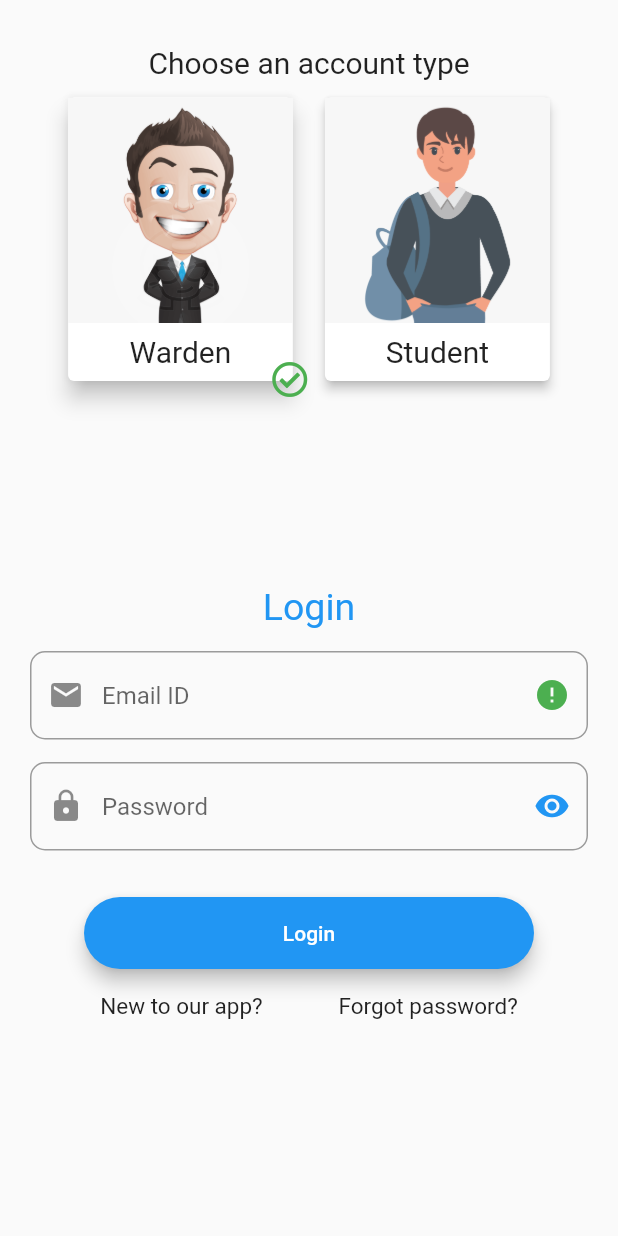
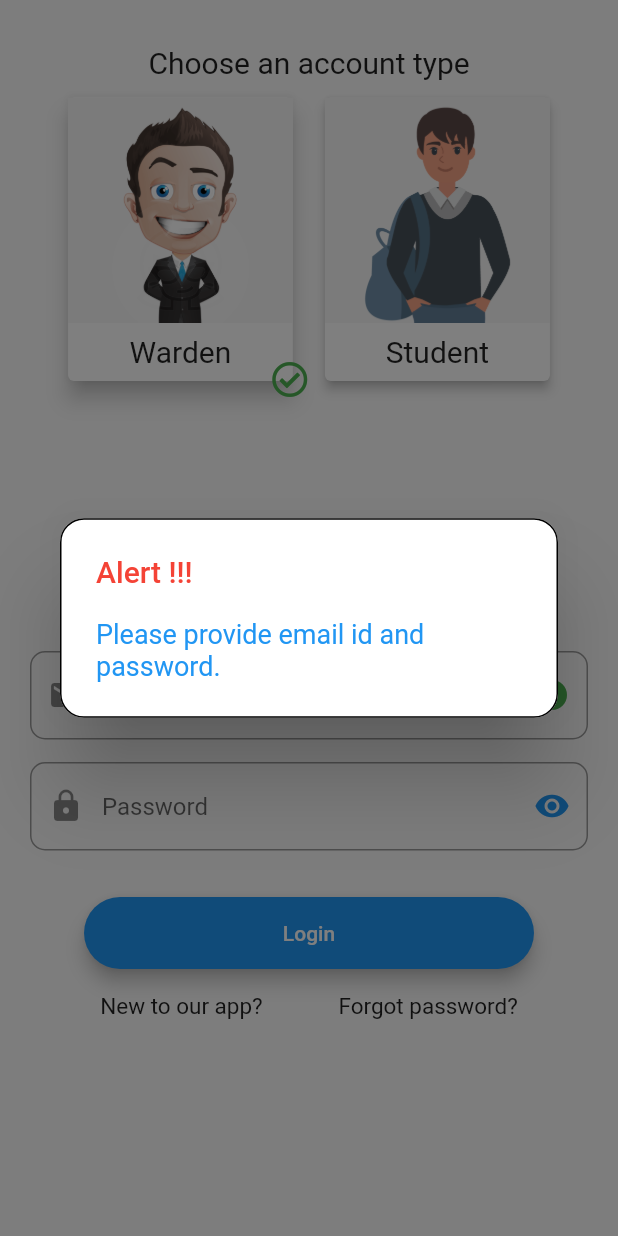
Before and after one commit to mandeep1999/vitcomplaint, a Flutter app: the screen it shows after launch, after a tap on "Warden", after a tap on "Login", on a phone screen of 412 x 824 dp. Run offline on Flutter 3.47's test engine with Material 2 defaults, Android fonts, the phone set to English and light mode, and no system bars; our stand-ins replace animated_text_kit, cloud_firestore, firebase_auth, font_awesome_flutter; accounts and stored records are empty; Roboto replaces fonts that are missing (Pacifico).

Commit message:
showError

```diff
--- a/lib/auth/auth.dart
+++ b/lib/auth/auth.dart
@@ -1,45 +1,46 @@
 import 'package:firebase_auth/firebase_auth.dart';
 import 'package:cloud_firestore/cloud_firestore.dart';
 
-abstract class BaseAuth{
-  Future<String> signIn(String email, String password);
-  Future<String> signUp(String email, String password,bool warden);
+abstract class BaseAuth {
+  Future<String> signIn(String email, String password,bool warden);
+  Future<String> signUp(String email, String password, bool warden);
   Future<void> signOut();
 }
-class Auth implements BaseAuth{
+
+class Auth implements BaseAuth {
   String errorMessage;
   FirebaseUser user;
   final Firestore _firestore = Firestore.instance;
   final FirebaseAuth _firebaseAuth = FirebaseAuth.instance;
   @override
-  Future<String> signUp(String email, String password,bool warden)async {
+  Future<String> signUp(String email, String password, bool warden) async {
     print('signup');
     errorMessage = null;
-    try{
-    AuthResult result = await _firebaseAuth.createUserWithEmailAndPassword(email: email, password: password);
+    try {
+      AuthResult result = await _firebaseAuth.createUserWithEmailAndPassword(
+          email: email, password: password);
       user = result.user;
-      if(warden == true){
+      if (warden == true) {
         await user.sendEmailVerification();
-        setAdmin(warden,email);
+        setAdmin(warden, email);
+      } else {
+        await user.sendEmailVerification();
+        setAdmin(warden, email);
       }
-      else {
-        await user.sendEmailVerification();
-        setAdmin(warden,email);
-      }
-    }
-    catch(error){
-      switch(error.code){
+    } catch (error) {
+      print(error.code);
+      switch (error.code) {
+        case "ERROR_EMAIL_ALREADY_IN_USE":
+          errorMessage = "Email is already in use.";
+          break;
+        case "ERROR_WEAK_PASSWORD":
+          errorMessage = "Your password is weak.";
+          break;
+        case "ERROR_NETWORK_REQUEST_FAILED":
+          errorMessage = "Please check your internet connection.";
+          break;
         case "ERROR_INVALID_EMAIL":
-          errorMessage = "Your email address appears to be malformed.";
-          break;
-        case "ERROR_WRONG_PASSWORD":
-          errorMessage = "Your password is wrong.";
-          break;
-        case "ERROR_USER_NOT_FOUND":
-          errorMessage = "User with this email doesn't exist.";
-          break;
-        case "ERROR_USER_DISABLED":
-          errorMessage = "User with this email has been disabled.";
+          errorMessage = "You have given invalid email id.";
           break;
         case "ERROR_TOO_MANY_REQUESTS":
           errorMessage = "Too many requests. Try again later.";
@@ -48,27 +49,28 @@ class Auth implements BaseAuth{
           errorMessage = "Signing in with Email and Password is not enabled.";
           break;
         default:
-          errorMessage = "Error happened.";
+          errorMessage = "Something went wrong.";
       }
     }
     if (errorMessage != null) {
-      return Future.error(errorMessage);
+      return errorMessage;
     }
 
     return user.uid;
   }
 
   @override
-  Future<String> signIn(String email, String password)async {
+  Future<String> signIn(String email, String password, bool warden) async {
     print('sign in');
+    bool adminResult;
     errorMessage = null;
-    try{
-      AuthResult result = await _firebaseAuth.signInWithEmailAndPassword(email: email, password: password);
+    try {
+      AuthResult result = await _firebaseAuth.signInWithEmailAndPassword(
+          email: email, password: password);
       user = result.user;
-    }
-    catch(error){
+    } catch (error) {
       print(error.code);
-      switch(error.code){
+      switch (error.code) {
         case "ERROR_INVALID_EMAIL":
           errorMessage = "Your email address appears to be malformed.";
           break;
@@ -93,55 +95,71 @@ class Auth implements BaseAuth{
     }
     if (errorMessage != null) {
       print('failure');
-      return Future.error(errorMessage);
+      return errorMessage;
     }
-    if(user.isEmailVerified){
+    if (user.isEmailVerified) {
       print('success');
-      await checkAdmin();
+      if (warden == true) {
+        adminResult = await checkAdmin();
+        if (adminResult == false) {
+          await signOut();
+          errorMessage = "You are not a warden.";
+          return errorMessage;
+        }
+      }
+      if(warden == false){
+        adminResult = await checkAdmin();
+        if(adminResult == true){
+          await signOut();
+          errorMessage = "You are not a student.";
+          return errorMessage;
+        }
+      }
+      return user.uid;
     }
     return null;
   }
+
   @override
-  Future<void> signOut()async {
+  Future<void> signOut() async {
     _firebaseAuth.signOut();
   }
-  Future<void> resetPassword(String email)async{
+
+  Future<void> resetPassword(String email) async {
     await _firebaseAuth.sendPasswordResetEmail(email: email);
   }
-  Future<void> setAdmin(bool warden,String email) async {
+
+  Future<void> setAdmin(bool warden, String email) async {
     if (warden == false) {
       String first = email.substring(0, email.indexOf('.'));
-      String last = email.substring(
-          email.indexOf('.') + 1, email.indexOf('@') - 4);
+      String last =
+          email.substring(email.indexOf('.') + 1, email.indexOf('@') - 4);
       String year = email.substring(email.indexOf('@') - 4, email.indexOf('@'));
-      await _firestore
-          .collection("profiles")
-          .document(user.email)
-          .setData({
+      await _firestore.collection("profiles").document(user.email).setData({
         'email': user.email,
         'warden': warden,
         'first': first,
         'last': last,
         'year': year
       });
-    }
-    else {
+    } else {
       await _firestore
           .collection("profiles")
           .document(user.email)
           .setData({'email': user.email, 'warden': warden});
     }
   }
-  Future<void> checkAdmin() async {
+
+  Future<bool> checkAdmin() async {
     final items = await _firestore.collection('profiles').getDocuments();
     for (var message in items.documents) {
       if (message.data['email'] == user.email) {
         bool warden = message.data['warden'];
-        if(warden == false){
-          await signOut();
-          print('Sign out');
+        if (warden == false) {
+          return false;
         }
       }
     }
+    return true;
   }
 }
--- a/lib/screens/welcome_screen.dart
+++ b/lib/screens/welcome_screen.dart
@@ -3,6 +3,7 @@ import 'package:flutter/material.dart';
 import 'package:vitcomplaint/widgets/welcome_card.dart';
 import 'package:vitcomplaint/widgets/rounded_button.dart';
 import 'package:vitcomplaint/auth/auth.dart';
+import 'package:animated_text_kit/animated_text_kit.dart';
 
 class WelcomeScreen extends StatefulWidget {
   static final String id = 'welcome_screen';
@@ -15,10 +16,17 @@ class _WelcomeScreenState extends State<WelcomeScreen>
   Auth auth = new Auth();
   String email;
   String password;
-  bool enableButton = true, obscureCode = true, obscurePassword = true,invalidEmail = false;
+  String errorMessage;
+  bool enableButton = true,
+      obscureCode = true,
+      obscurePassword = true,
+      invalidEmail = false,
+      loading = false;
   String secretCode = 'randompassword';
-  TextEditingController textEditingControllerEmail = new TextEditingController();
-  TextEditingController textEditingControllerPassword = new TextEditingController();
+  TextEditingController textEditingControllerEmail =
+      new TextEditingController();
+  TextEditingController textEditingControllerPassword =
+      new TextEditingController();
   AnimationController controller;
   void startAnimation() {
     controller = AnimationController(
@@ -32,6 +40,51 @@ class _WelcomeScreenState extends State<WelcomeScreen>
     });
   }
 
+  void showError(String errorMessage) {
+    showGeneralDialog(
+        barrierColor: Colors.black.withOpacity(0.5),
+        transitionBuilder: (context, a1, a2, widget) {
+          return Transform.scale(
+            scale: a1.value,
+            child: Opacity(
+              opacity: a1.value,
+              child: AlertDialog(
+                shape: OutlineInputBorder(
+                    borderRadius: BorderRadius.circular(16.0)),
+                title: Text(
+                  'Alert !!!',
+                  style: TextStyle(color: Colors.red),
+                ),
+                content: TyperAnimatedTextKit(
+                    speed: Duration(milliseconds: 100),
+                    onTap: () {
+                      print("Tap Event");
+                    },
+                    text: [
+                      errorMessage,
+                    ],
+                    textStyle: TextStyle(
+                      color: Colors.blue,
+                      fontSize: 18.0,
+                      fontFamily: 'Pacifico',
+                    ),
+                    textAlign: TextAlign.start,
+                    alignment:
+                        AlignmentDirectional.topStart // or Alignment.topLeft
+                    ),
+              ),
+            ),
+          );
+        },
+        transitionDuration: Duration(milliseconds: 200),
+        barrierDismissible: true,
+        barrierLabel: '',
+        context: context,
+        pageBuilder: (context, animation1, animation2) {
+          return;
+        });
+  }
+
   bool warden, student, details, newLogin = false;
   @override
   void initState() {
@@ -42,7 +95,7 @@ class _WelcomeScreenState extends State<WelcomeScreen>
     details = false;
   }
 
-  void enableCard(val) {
+  void enableCard(val){
     setState(() {
       if (val == 1) {
         warden = true;
@@ -59,19 +112,21 @@ class _WelcomeScreenState extends State<WelcomeScreen>
       }
     });
   }
-  void validateEmail(){
-    if(email != null){
-    String domain = email.substring(email.indexOf('@')+1);
-    if(domain.toLowerCase() == 'vitstudent.ac.in' || domain.toLowerCase() == 'vit.ac.in' ){
+
+  void validateEmail() {
+    if (email != null) {
+      String domain = email.substring(email.indexOf('@') + 1);
+      if (domain.toLowerCase() == 'vitstudent.ac.in' ||
+          domain.toLowerCase() == 'vit.ac.in') {
         setState(() {
           invalidEmail = false;
         });
-    }
-    else{
+      } else {
         setState(() {
           invalidEmail = true;
         });
-    }}
+      }
+    }
   }
 
   @override
@@ -139,7 +194,8 @@ class _WelcomeScreenState extends State<WelcomeScreen>
                               ),
                               Text(
                                 newLogin == true ? 'Sign Up' : 'Login',
-                                style: TextStyle(fontSize: 25.0,color: Colors.blue),
+                                style: TextStyle(
+                                    fontSize: 25.0, color: Colors.blue),
                               ),
                               SizedBox(
                                 height: 15.0,
@@ -193,7 +249,10 @@ class _WelcomeScreenState extends State<WelcomeScreen>
                                       height: 0,
                                     ),
                               TextField(
-                                enabled: ((enableButton == true && warden == true) || warden == false || newLogin == false) ,
+                                enabled:
+                                    ((enableButton == true && warden == true) ||
+                                        warden == false ||
+                                        newLogin == false),
                                 onChanged: (value) {
                                   email = value;
                                   validateEmail();
@@ -205,7 +264,12 @@ class _WelcomeScreenState extends State<WelcomeScreen>
                                       ? 'Email ID'
                                       : 'VIT Email ID',
                                   prefixIcon: Icon(Icons.email),
-                                  suffixIcon: Icon(Icons.error,color: invalidEmail == true ? Colors.red : Colors.green,),
+                                  suffixIcon: Icon(
+                                    Icons.error,
+                                    color: invalidEmail == true
+                                        ? Colors.red
+                                        : Colors.green,
+                                  ),
                                   border: OutlineInputBorder(
                                       borderRadius: BorderRadius.all(
                                           Radius.circular(10.0))),
@@ -216,7 +280,10 @@ class _WelcomeScreenState extends State<WelcomeScreen>
                               ),
                               TextField(
                                 controller: textEditingControllerPassword,
-                                enabled: ((enableButton == true && warden == true) || warden == false || newLogin == false) ,
+                                enabled:
+                                    ((enableButton == true && warden == true) ||
+                                        warden == false ||
+                                        newLogin == false),
                                 onChanged: (value) {
                                   password = value;
                                 },
@@ -244,22 +311,57 @@ class _WelcomeScreenState extends State<WelcomeScreen>
                               SizedBox(
                                 height: 15.0,
                               ),
-                              RoundedButton(
-                                title:
-                                    newLogin == true ? 'Verify Email' : 'Login',
+                              loading == false
+                                  ? RoundedButton(
+                                      title: newLogin == true
+                                          ? 'Sign up'
+                                          : 'Login',
                                       colour: Colors.blue,
                                       onPressed: invalidEmail == false
                                           ? () async {
-                                        newLogin == true
-                                            ? await auth.signUp(
-                                                email, password, warden)
-                                            : await auth.signIn(
-                                                email, password);
+                                              setState(() {
+                                                if (email != null && password !=null) {
+                                                  loading = true;
+                                                } else {
+                                                  loading = false;
+                                                  showError(
+                                                      'Please provide email id and password.');
+                                                }
+                                              });
+
+                                              if (newLogin == true) {
+                                                errorMessage =
+                                                    await auth.signUp(email,
+                                                        password, warden);
+
+                                                if (auth.errorMessage != null) {
+                                                  print(
+                                                      'welcome screen sign up');
+                                                  showError(errorMessage);
+                                                } else {
+                                                  showError(
+                                                      'Verify your email id.');
+                                                }
+                                              } else if (newLogin == false) {
+                                                errorMessage =
+                                                    await auth.signIn(email,
+                                                        password, warden);
+
+                                                if (auth.errorMessage != null) {
+                                                  print(
+                                                      'welcome screen sign in');
+                                                  showError(errorMessage);
+                                                }
+                                              }
+                                              setState(() {
+                                                loading = false;
+                                              });
                                             }
                                           : () {
-                                        print(invalidEmail);
+                                              showError('Invalid email');
                                             },
-                              ),
+                                    )
+                                  : RoundedButton(title: 'Loading...',onPressed: (){},colour: Colors.blue,),
                               Row(
                                 mainAxisAlignment:
                                     MainAxisAlignment.spaceEvenly,
--- a/pubspec.yaml
+++ b/pubspec.yaml
@@ -33,6 +33,7 @@ dependencies:
   firebase_auth: ^0.16.1
   cloud_firestore: ^0.13.6
   font_awesome_flutter: ^8.8.1
+  animated_text_kit: ^2.2.0
 
 dev_dependencies:
   flutter_test:
```
Also changed, not shown: pubspec.lock. Lines whose indentation alone changed are shown as unchanged.
